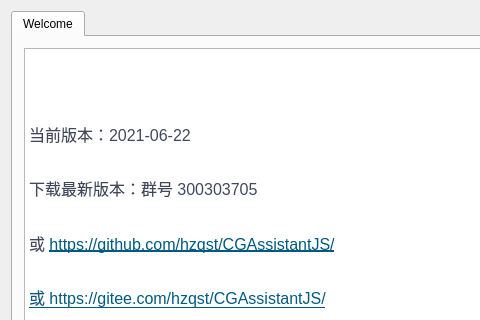
Above: CGAssistant/mainwindow.ui from hzqst/CGAssistant before the change; both pictures show x 0 to 480 and y 0 to 320 of the 750 by 500 pixel window. Below: the same form after it.
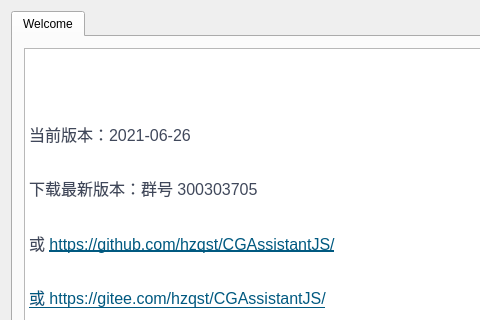
That is the form after the change. Icons and pictures are not drawn.

Diff of the .ui file:
```diff
--- a/CGAssistant/mainwindow.ui
+++ b/CGAssistant/mainwindow.ui
@@ -73,7 +73,7 @@
 &lt;/style&gt;&lt;/head&gt;&lt;body style=&quot; font-family:'SimSun'; font-size:9pt; font-weight:400; font-style:normal;&quot;&gt;
 &lt;p style=&quot; margin-top:0px; margin-bottom:0px; margin-left:0px; margin-right:0px; -qt-block-indent:0; text-indent:0px;&quot;&gt;&lt;img src=&quot;:/logo.png&quot; /&gt;&lt;/p&gt;
 &lt;p style=&quot;-qt-paragraph-type:empty; margin-top:0px; margin-bottom:16px; margin-left:0px; margin-right:0px; -qt-block-indent:0; text-indent:0px; line-height:160%; font-family:'-apple-system,BlinkMacSystemFont,Segoe UI,Helvetica,Arial,Apple Color Emoji,Segoe UI Emoji,Segoe UI Symbol,Liberation Sans,PingFang SC,Microsoft YaHei,Hiragino Sans GB,Wenquanyi Micro Hei,WenQuanYi Zen Hei,ST Heiti,SimHei,SimSun,WenQuanYi Zen Hei Sharp,sans-serif'; font-size:16px; color:#40485b; background-color:#ffffff;&quot;&gt;&lt;br /&gt;&lt;/p&gt;
-&lt;p style=&quot; margin-top:0px; margin-bottom:16px; margin-left:0px; margin-right:0px; -qt-block-indent:0; text-indent:0px; line-height:160%; background-color:#ffffff;&quot;&gt;&lt;span style=&quot; font-family:'-apple-system,BlinkMacSystemFont,Segoe UI,Helvetica,Arial,Apple Color Emoji,Segoe UI Emoji,Segoe UI Symbol,Liberation Sans,PingFang SC,Microsoft YaHei,Hiragino Sans GB,Wenquanyi Micro Hei,WenQuanYi Zen Hei,ST Heiti,SimHei,SimSun,WenQuanYi Zen Hei Sharp,sans-serif'; font-size:16px; color:#40485b; background-color:#ffffff;&quot;&gt;当前版本：2021-06-22&lt;/span&gt;&lt;/p&gt;
+&lt;p style=&quot; margin-top:0px; margin-bottom:16px; margin-left:0px; margin-right:0px; -qt-block-indent:0; text-indent:0px; line-height:160%; background-color:#ffffff;&quot;&gt;&lt;span style=&quot; font-family:'-apple-system,BlinkMacSystemFont,Segoe UI,Helvetica,Arial,Apple Color Emoji,Segoe UI Emoji,Segoe UI Symbol,Liberation Sans,PingFang SC,Microsoft YaHei,Hiragino Sans GB,Wenquanyi Micro Hei,WenQuanYi Zen Hei,ST Heiti,SimHei,SimSun,WenQuanYi Zen Hei Sharp,sans-serif'; font-size:16px; color:#40485b; background-color:#ffffff;&quot;&gt;当前版本：2021-06-26&lt;/span&gt;&lt;/p&gt;
 &lt;p style=&quot; margin-top:0px; margin-bottom:16px; margin-left:0px; margin-right:0px; -qt-block-indent:0; text-indent:0px; line-height:160%; background-color:#ffffff;&quot;&gt;&lt;span style=&quot; font-family:'-apple-system,BlinkMacSystemFont,Segoe UI,Helvetica,Arial,Apple Color Emoji,Segoe UI Emoji,Segoe UI Symbol,Liberation Sans,PingFang SC,Microsoft YaHei,Hiragino Sans GB,Wenquanyi Micro Hei,WenQuanYi Zen Hei,ST Heiti,SimHei,SimSun,WenQuanYi Zen Hei Sharp,sans-serif'; font-size:16px; color:#40485b; background-color:#ffffff;&quot;&gt;下载最新版本：群号 300303705&lt;/span&gt;&lt;/p&gt;
 &lt;p style=&quot; margin-top:0px; margin-bottom:16px; margin-left:0px; margin-right:0px; -qt-block-indent:0; text-indent:0px; line-height:160%; background-color:#ffffff;&quot;&gt;&lt;span style=&quot; font-family:'-apple-system,BlinkMacSystemFont,Segoe UI,Helvetica,Arial,Apple Color Emoji,Segoe UI Emoji,Segoe UI Symbol,Liberation Sans,PingFang SC,Microsoft YaHei,Hiragino Sans GB,Wenquanyi Micro Hei,WenQuanYi Zen Hei,ST Heiti,SimHei,SimSun,WenQuanYi Zen Hei Sharp,sans-serif'; font-size:16px; color:#40485b; background-color:#ffffff;&quot;&gt;或 &lt;/span&gt;&lt;a href=&quot;https://github.com/hzqst/CGAssistantJS/issues&quot;&gt;&lt;span style=&quot; font-family:'-apple-system,BlinkMacSystemFont,Segoe UI,Helvetica,Arial,Apple Color Emoji,Segoe UI Emoji,Segoe UI Symbol,Liberation Sans,PingFang SC,Microsoft YaHei,Hiragino Sans GB,Wenquanyi Micro Hei,WenQuanYi Zen Hei,ST Heiti,SimHei,SimSun,WenQuanYi Zen Hei Sharp,sans-serif'; font-size:16px; text-decoration: underline; color:#005980; background-color:transparent;&quot;&gt;https://github.com/hzqst/CGAssistantJS/&lt;/span&gt;&lt;/a&gt;&lt;/p&gt;
 &lt;p style=&quot; margin-top:0px; margin-bottom:16px; margin-left:0px; margin-right:0px; -qt-block-indent:0; text-indent:0px; line-height:160%; background-color:#ffffff;&quot;&gt;&lt;a href=&quot;https://github.com/hzqst/CGAssistantJS/issues&quot;&gt;&lt;span style=&quot; font-family:'-apple-system,BlinkMacSystemFont,Segoe UI,Helvetica,Arial,Apple Color Emoji,Segoe UI Emoji,Segoe UI Symbol,Liberation Sans,PingFang SC,Microsoft YaHei,Hiragino Sans GB,Wenquanyi Micro Hei,WenQuanYi Zen Hei,ST Heiti,SimHei,SimSun,WenQuanYi Zen Hei Sharp,sans-serif'; font-size:16px; text-decoration: underline; color:#005980; background-color:transparent;&quot;&gt;或 &lt;/span&gt;&lt;/a&gt;&lt;a href=&quot;https://gitee.com/hzqst/CGAssistantJS/issues&quot;&gt;&lt;span style=&quot; font-family:'-apple-system,BlinkMacSystemFont,Segoe UI,Helvetica,Arial,Apple Color Emoji,Segoe UI Emoji,Segoe UI Symbol,Liberation Sans,PingFang SC,Microsoft YaHei,Hiragino Sans GB,Wenquanyi Micro Hei,WenQuanYi Zen Hei,ST Heiti,SimHei,SimSun,WenQuanYi Zen Hei Sharp,sans-serif'; font-size:16px; text-decoration: underline; color:#005980; background-color:transparent;&quot;&gt;https://gitee.com/hzqst/CGAssistantJS/&lt;/span&gt;&lt;/a&gt;&lt;/p&gt;&lt;/body&gt;&lt;/html&gt;</string>
```
